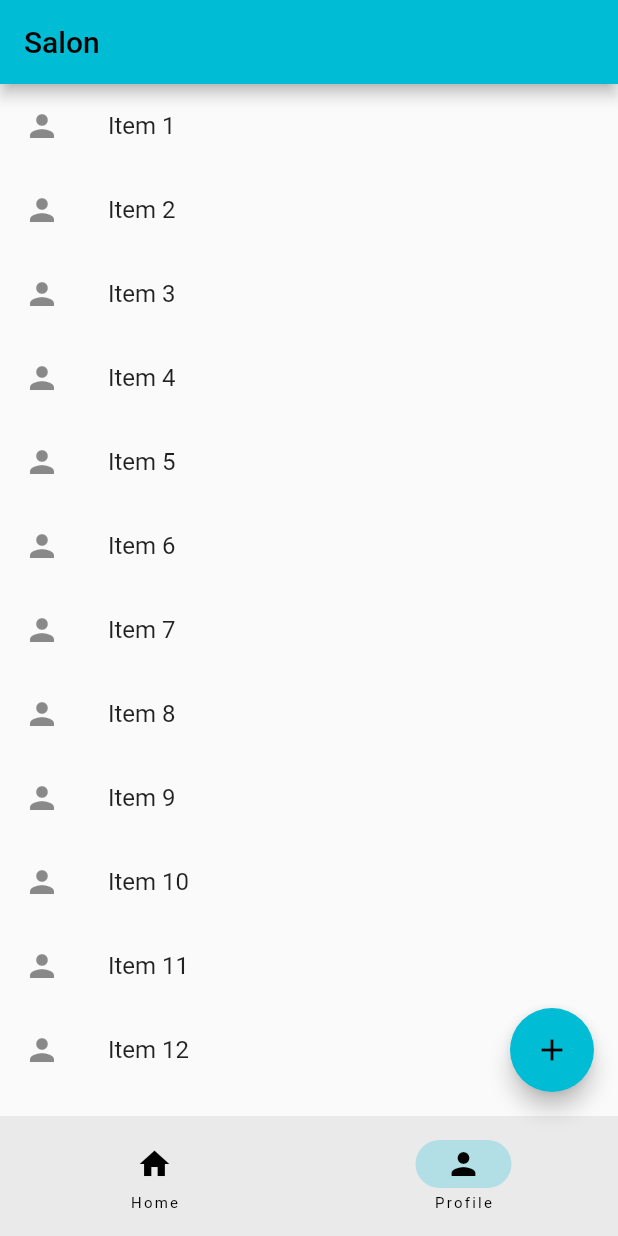
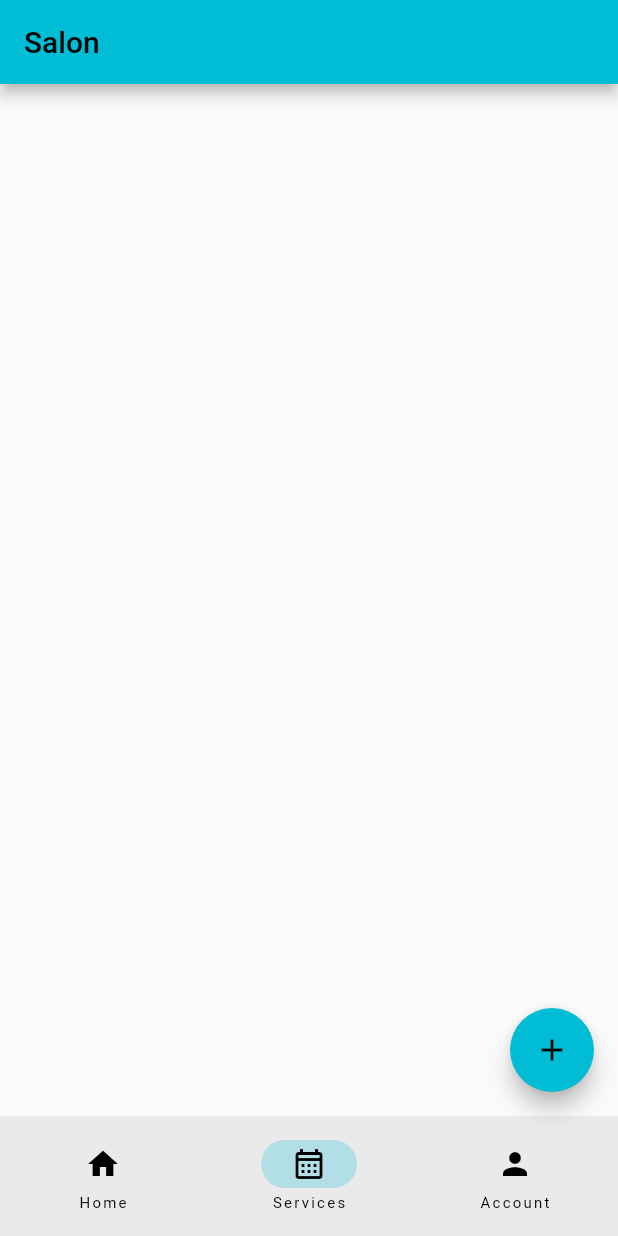
Before and after one commit to Aaron-Nordin/Salon-App, a Flutter app: the screen it shows after launch, item 2 of the bottom bar chosen, on a phone screen of 412 x 824 dp. Run offline on Flutter 3.47's test engine with Material 2 defaults, Android fonts, the phone set to English and light mode, and no system bars.

Commit message:
Renamed profile_page to account_page. Added Services page.

```diff
--- a/lib/profile_page.dart
+++ b/lib/account_page.dart
@@ -2,8 +2,8 @@ import 'package:flutter/material.dart';
 
 int itemCount = 20;
 
-class ProfilePage extends StatelessWidget {
-  const ProfilePage({super.key});
+class AccountPage extends StatelessWidget {
+  const AccountPage({super.key});
 
   @override
   Widget build(BuildContext context) {
--- a/lib/main.dart
+++ b/lib/main.dart
@@ -1,6 +1,7 @@
 import 'package:flutter/material.dart';
 import 'package:salon_app/home_page.dart';
-import 'package:salon_app/profile_page.dart';
+import 'package:salon_app/account_page.dart';
+import 'package:salon_app/services_page.dart';
 
 void main() {
   runApp(const MyApp());
@@ -28,7 +29,7 @@ class RootPage extends StatefulWidget {
 
 class _RootPageState extends State<RootPage> {
   int currentPage = 0;
-  List<Widget> pages = const [HomePage(), ProfilePage()];
+  List<Widget> pages = const [HomePage(), ServicesPage(), AccountPage()];
 
   @override
   Widget build(BuildContext context) {
@@ -46,7 +47,9 @@ class _RootPageState extends State<RootPage> {
       bottomNavigationBar: NavigationBar(
         destinations: const [
           NavigationDestination(icon: Icon(Icons.home), label: 'Home'),
-          NavigationDestination(icon: Icon(Icons.person), label: 'Profile'),
+          NavigationDestination(
+              icon: Icon(Icons.calendar_month_outlined), label: 'Services'),
+          NavigationDestination(icon: Icon(Icons.person), label: 'Account'),
         ],
         onDestinationSelected: (int index) {
           setState(() {
--- /dev/null
+++ b/lib/services_page.dart
@@ -0,0 +1,10 @@
+import 'package:flutter/material.dart';
+
+class ServicesPage extends StatelessWidget {
+  const ServicesPage({super.key});
+
+  @override
+  Widget build(BuildContext context) {
+    return Container();
+  }
+}
```
Also changed, not shown: 1 other file.
